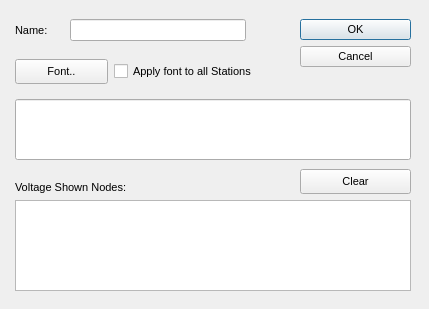
Before: the Qt Designer form GSCD/stationnamedialog.ui in fzlgejiao/PowerTool, drawn with Qt 5.
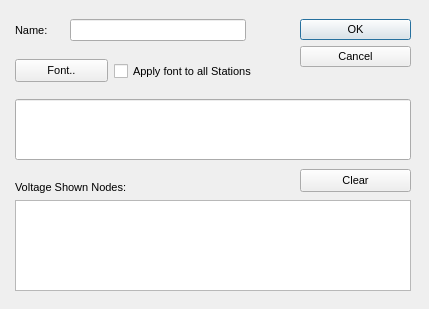
After: the same form once the commit is applied.

Diff of the .ui file:
```diff
--- a/GSCD/stationnamedialog.ui
+++ b/GSCD/stationnamedialog.ui
@@ -65,7 +65,7 @@
      <x>300</x>
      <y>169</y>
      <width>111</width>
-     <height>25</height>
+     <height>23</height>
     </rect>
    </property>
    <property name="font">
@@ -107,7 +107,7 @@
      <x>15</x>
      <y>59</y>
      <width>93</width>
-     <height>25</height>
+     <height>23</height>
     </rect>
    </property>
    <property name="font">
```
